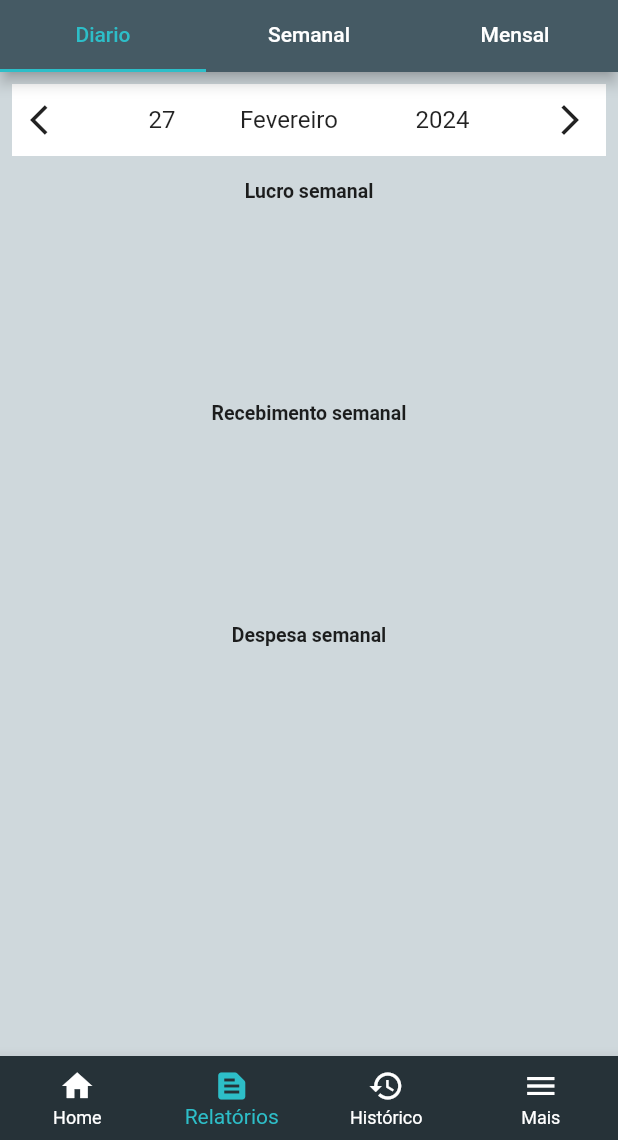
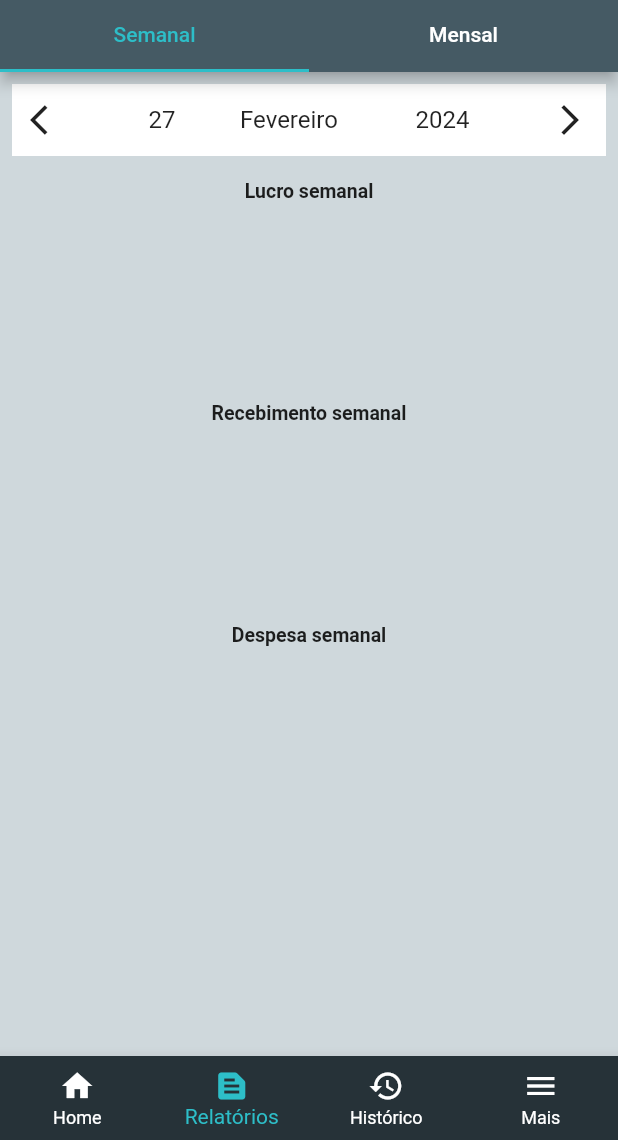
Before and after one commit to MoraesDev1/drive_ease, a Flutter app: the screen it shows after launch, item 2 of the bottom bar chosen, after a tap on the "arrow back ios" icon, after a tap on the "arrow forward ios" icon, on a phone screen of 412 x 824 dp, the part 96-1236 px from its top. Run offline on Flutter 3.47's test engine with Material 3 defaults, Android fonts, the light colour scheme and no system bars; drawn by our look-alikes of fl_chart; our stand-ins replace sqflite; accounts and stored records are empty.

Commit message:
ajustado valores gráfico com valores negativos

```diff
--- a/driveease_v1/lib/Pages/Display/report_page.dart
+++ b/driveease_v1/lib/Pages/Display/report_page.dart
@@ -116,7 +116,7 @@ class _ReportPageState extends State<ReportPage> {
   Widget build(BuildContext context) {
     return DefaultTabController(
       initialIndex: 0,
-      length: 3,
+      length: 2,
       child: Scaffold(
         backgroundColor: UtilsColors.corFundoTela,
         appBar: AppBar(
@@ -133,9 +133,6 @@ class _ReportPageState extends State<ReportPage> {
                 unselectedLabelColor: UtilsColors.corNaoSelecionado,
                 tabs: const <Widget>[
                   Tab(
-                    child: Text('Diario'),
-                  ),
-                  Tab(
                     child: Text('Semanal'),
                   ),
                   Tab(
@@ -148,128 +145,6 @@ class _ReportPageState extends State<ReportPage> {
         ),
         body: TabBarView(
           children: [
-            Column(
-              children: [
-                Padding(
-                  padding: const EdgeInsets.all(8),
-                  child: Container(
-                    color: UtilsColors.corFundoPadraoWidgets,
-                    child: Row(
-                      mainAxisAlignment: MainAxisAlignment.spaceBetween,
-                      children: [
-                        IconButton(
-                          icon: const Icon(Icons.arrow_back_ios),
-                          onPressed: () {
-                            if (dia > 1 && dia <= 31) {
-                              dia = --dia;
-                            } else if (mes > 1 && mes <= 12) {
-                              dia = 31;
-                              mes = --mes;
-                            } else if (ano > 2010 && ano < 2040) {
-                              mes = 12;
-                              ano = --ano;
-                            }
-                            carregaListas();
-                          },
-                        ),
-                        DropdownButton<int>(
-                          underline: const SizedBox(
-                            height: 0,
-                            width: 0,
-                          ),
-                          icon: const SizedBox(
-                            height: 0,
-                            width: 0,
-                          ),
-                          value: dia,
-                          items: UtilsDates.diasDoMes.map((dia) {
-                            return DropdownMenuItem<int>(
-                              value: dia,
-                              child: Text(dia.toString()),
-                            );
-                          }).toList(),
-                          onChanged: (int? novoDia) {
-                            if (novoDia != null) {
-                              dia = novoDia;
-                              carregaListas();
-                            }
-                          },
-                        ),
-                        DropdownButton<String>(
-                          underline: const SizedBox(
-                            height: 0,
-                            width: 0,
-                          ),
-                          icon: const SizedBox(
-                            height: 0,
-                            width: 0,
-                          ),
-                          value: UtilsDates.mesesDoAno[mes],
-                          items: UtilsDates.mesesDoAno.entries.map((entry) {
-                            return DropdownMenuItem<String>(
-                              value: entry.value,
-                              child: Text(entry.value),
-                            );
-                          }).toList(),
-                          onChanged: (String? novoMes) {
-                            if (novoMes != null) {
-                              setState(() {
-                                mes = UtilsDates.mesesDoAno.entries
-                                    .firstWhere(
-                                        (entry) => entry.value == novoMes)
-                                    .key;
-                              });
-                            }
-                          },
-                        ),
-                        DropdownButton<int>(
-                          underline: const SizedBox(
-                            height: 0,
-                            width: 0,
-                          ),
-                          icon: const SizedBox(
-                            height: 0,
-                            width: 0,
-                          ),
-                          value: ano,
-                          items: UtilsDates.listaDeAnos.map((ano) {
-                            return DropdownMenuItem<int>(
-                              value: ano,
-                              child: Text(ano.toString()),
-                            );
-                          }).toList(),
-                          onChanged: (int? novoAno) {
-                            if (novoAno != null) {
-                              ano = novoAno;
-                              carregaListas();
-                            }
-                          },
-                        ),
-                        IconButton(
-                          onPressed: () {
-                            if (dia > 0 && dia < 31) {
-                              dia = ++dia;
-                            } else if (mes > 0 && mes < 12) {
-                              dia = 1;
-                              mes = ++mes;
-                            } else if (ano > 2009 && ano < 2040) {
-                              mes = 1;
-                              ano = ++ano;
-                            }
-                            carregaListas();
-                          },
-                          icon: const Icon(Icons.arrow_forward_ios),
-                        ),
-                      ],
-                    ),
-                  ),
-                ),
-                BarChartSemana(
-                  listCorridaSemana: listCorridaSemana,
-                  listServicoSemana: listServicoSemana,
-                ),
-              ],
-            ),
             Column(
               children: [
                 Padding(
--- a/driveease_v1/lib/Widgets/Graphics/report_graphic_semana_widget.dart
+++ b/driveease_v1/lib/Widgets/Graphics/report_graphic_semana_widget.dart
@@ -28,6 +28,12 @@ class BarChartSemana extends StatelessWidget {
   List<double> calculaLucroSemana() {
     List<double> totaisPorDia = [];
     Map<String, double> somasDiarias = {};
+    if (mapCorridaFiltrada.isEmpty) {
+      mapServicoFiltrada.forEach((key, value) {
+        double resultado = value * (-1);
+        somasDiarias[key] = resultado;
+      });
+    } else {
       mapCorridaFiltrada.forEach((data, valor1) {
         if (mapServicoFiltrada.containsKey(data)) {
           double valor2 = mapServicoFiltrada[data]!;
@@ -37,6 +43,8 @@ class BarChartSemana extends StatelessWidget {
           somasDiarias[data] = valor1;
         }
       });
+    }
+    print('somasDiarias; $somasDiarias');
     int key = 0;
     somasDiarias.forEach((dia, soma) {
       mapDiasDaSemanaLucro[key] = dia;
@@ -95,6 +103,7 @@ class BarChartSemana extends StatelessWidget {
       key++;
       totaisPorDia.add(soma);
     });
+    print('HEY: $mapServicoFiltrada');
     despesa = totaisPorDia.fold(despesa, (valorAtual, proximoValor) {
       return valorAtual > proximoValor ? valorAtual : proximoValor;
     });
@@ -104,8 +113,8 @@ class BarChartSemana extends StatelessWidget {
   @override
   Widget build(BuildContext context) {
     var _ganhosSemana = calculaGanhosSemana();
+    var _despesasSemana = calculaDespesasSemana();
     var _lucroSemana = calculaLucroSemana();
-    var _despesasSemana = calculaDespesasSemana();
     return Padding(
       padding: const EdgeInsets.all(8.0),
       child: Column(
```
Lines whose indentation alone changed are shown as unchanged.
